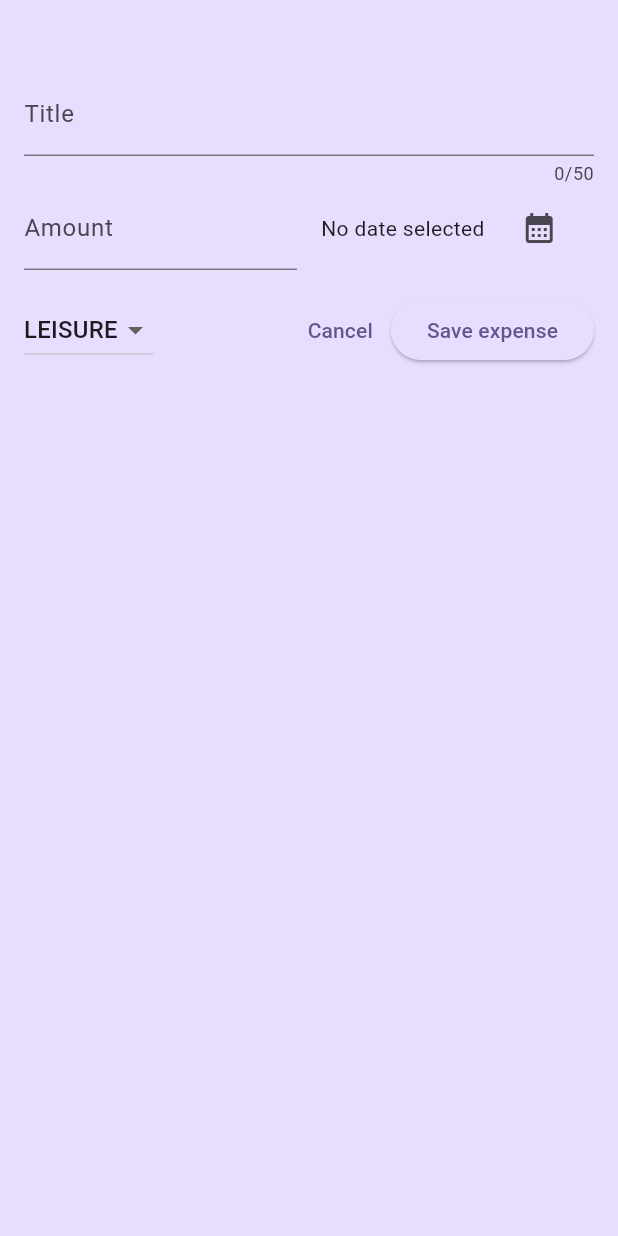
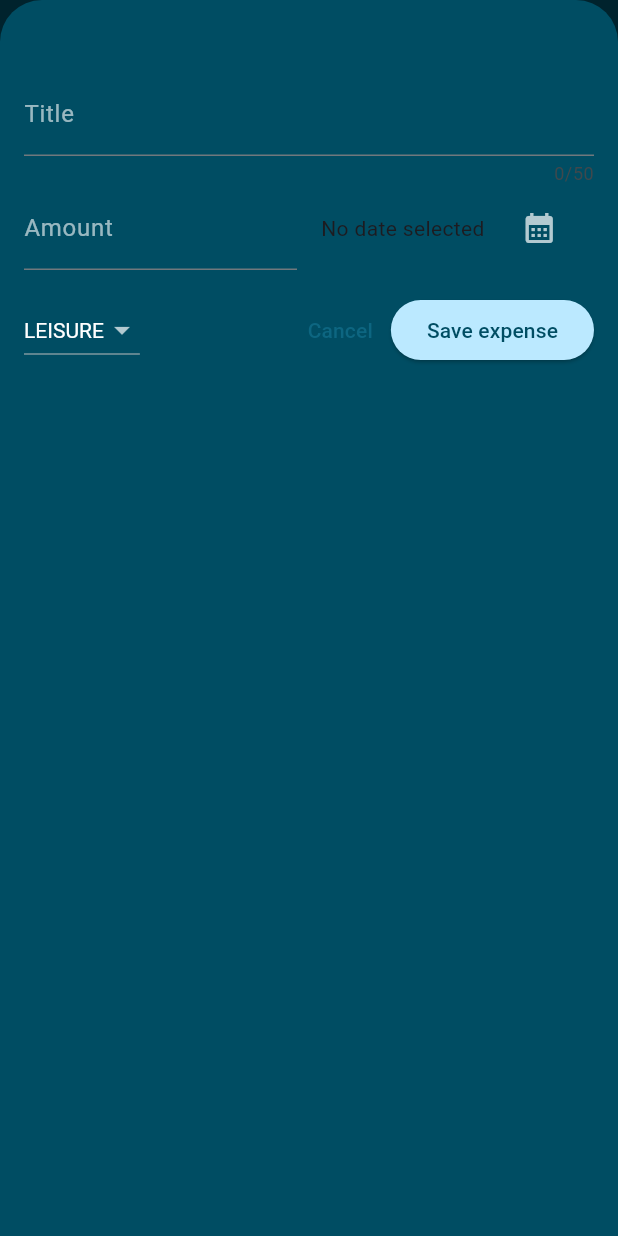
Before and after one commit to AnexDev1/mela_tracker, a Flutter app: the screen it shows after launch, after a tap on the "add" icon, on a phone screen of 412 x 824 dp. Run offline on Flutter 3.47's test engine with Material 3 defaults, Android fonts, the phone set to English and light mode, and no system bars.

Commit message:
fully implemented dark and light mode of the app

```diff
--- a/lib/main.dart
+++ b/lib/main.dart
@@ -13,17 +13,24 @@ void main() {
       darkTheme: ThemeData.dark().copyWith(
         brightness: Brightness.dark,
         colorScheme: kDarkColorScheme,
+        dropdownMenuTheme: DropdownMenuThemeData().copyWith(),
+        bottomSheetTheme: const BottomSheetThemeData()
+            .copyWith(backgroundColor: kDarkColorScheme.onPrimaryContainer),
+        inputDecorationTheme: const InputDecorationTheme()
+            .copyWith(labelStyle: const TextStyle(color: Colors.white60)),
         cardTheme: const CardTheme().copyWith(
           color: kDarkColorScheme.secondaryContainer,
           margin: const EdgeInsets.symmetric(horizontal: 16, vertical: 8),
         ),
         textTheme: ThemeData().textTheme.copyWith(
-              titleLarge: TextStyle(
-                  fontWeight: FontWeight.bold,
-                  color: kDarkColorScheme.onSecondaryContainer,
-                  fontSize: 16),
-            ),
-        iconTheme: const IconThemeData().copyWith(color: Colors.black),
+            titleLarge: TextStyle(
+                fontWeight: FontWeight.bold,
+                color: kDarkColorScheme.onSecondaryContainer,
+                fontSize: 16),
+            titleMedium: TextStyle(
+              fontWeight: FontWeight.bold,
+              color: kDarkColorScheme.onPrimaryContainer,
+            )),
         elevatedButtonTheme: ElevatedButtonThemeData(
           style: ElevatedButton.styleFrom(
               backgroundColor: kDarkColorScheme.primaryContainer,
@@ -54,6 +61,7 @@ void main() {
             ),
       ),
       debugShowCheckedModeBanner: false,
+      themeMode: ThemeMode.dark,
       home: const Expenses(),
     ),
   );
--- a/lib/widgets/expense_list/expense_item.dart
+++ b/lib/widgets/expense_list/expense_item.dart
@@ -31,7 +31,10 @@ class ExpenseItem extends StatelessWidget {
                 const Spacer(),
                 Row(
                   children: [
-                    Icon(categoryIcons[expense.category]),
+                    Icon(
+                      categoryIcons[expense.category],
+                      color: Colors.black87,
+                    ),
                     const SizedBox(
                       width: 8,
                     ),
--- a/lib/widgets/new_expense.dart
+++ b/lib/widgets/new_expense.dart
@@ -73,9 +73,7 @@ class _NewExpenseState extends State<NewExpense> {
 
   @override
   Widget build(BuildContext context) {
-    return Container(
-      color: Theme.of(context).colorScheme.primaryContainer,
-      child: Padding(
+    return Padding(
       padding: const EdgeInsets.fromLTRB(
         16,
         48,
@@ -122,6 +120,9 @@ class _NewExpenseState extends State<NewExpense> {
                     ),
                     Expanded(
                       child: IconButton(
+                        color: Theme.of(context).brightness == Brightness.dark
+                            ? Colors.white70
+                            : Colors.black87,
                         onPressed: _presentDatePicker,
                         icon: const Icon(
                           Icons.calendar_month,
@@ -139,8 +140,14 @@ class _NewExpenseState extends State<NewExpense> {
           Row(
             children: [
               DropdownButton(
-                    dropdownColor:
-                        Theme.of(context).colorScheme.primaryContainer,
+                  style: TextStyle(
+                    color: Theme.of(context).brightness == Brightness.dark
+                        ? Colors.white
+                        : Theme.of(context).colorScheme.onPrimaryContainer,
+                  ),
+                  dropdownColor: Theme.of(context).brightness == Brightness.dark
+                      ? Theme.of(context).colorScheme.onPrimaryContainer
+                      : Theme.of(context).colorScheme.primaryContainer,
                   value: _selectedCategory,
                   items: Category.values
                       .map(
@@ -175,7 +182,6 @@ class _NewExpenseState extends State<NewExpense> {
           ),
         ],
       ),
-      ),
     );
   }
 }
```
Lines whose indentation alone changed are shown as unchanged.
